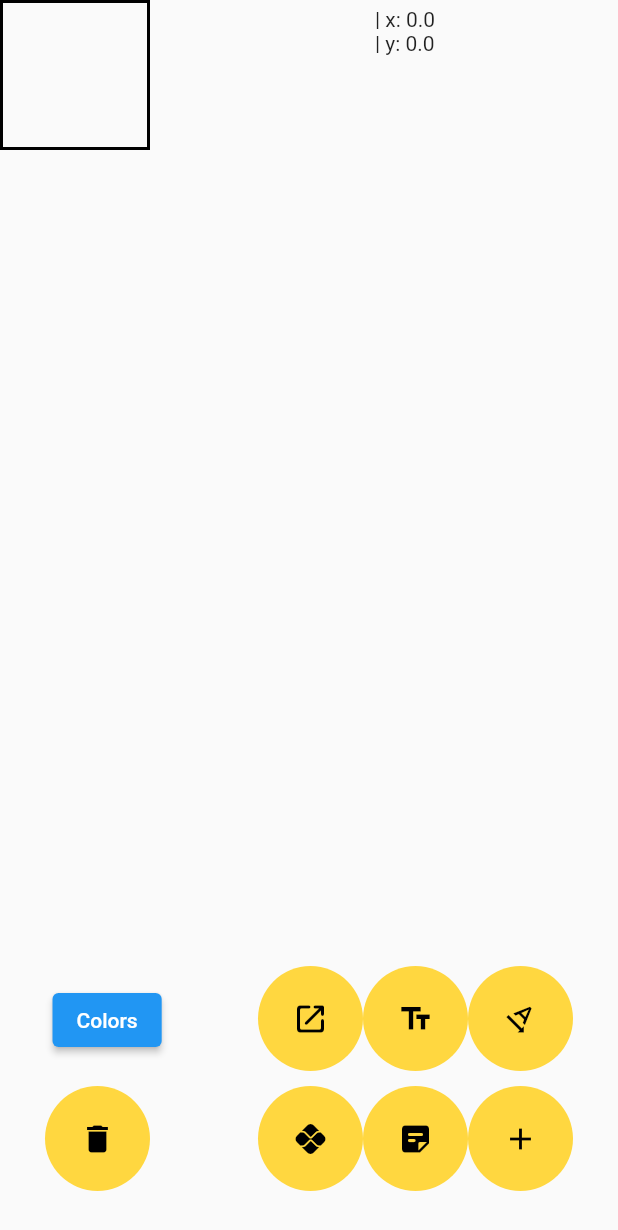
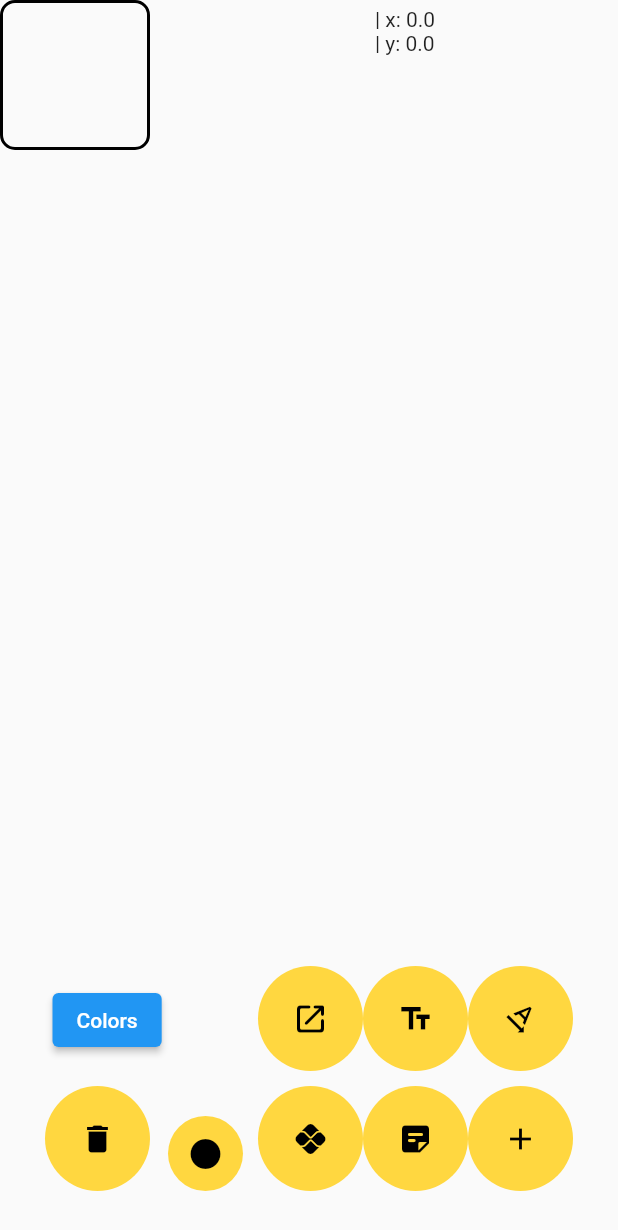
Before and after one commit to ibrahimsezer/Draggable_Interaction, a Flutter app: the screen it shows after launch, after a tap on the "text fields" icon, on a phone screen of 412 x 824 dp. Shown: the top 1230 px of the screen. Run offline on Flutter 3.47's test engine with Material 2 defaults, Android fonts, the light colour scheme and no system bars; our stand-ins replace flutter_colorpicker.

Commit message:
Update Widgets

```diff
--- a/lib/ui/mainBoard.dart
+++ b/lib/ui/mainBoard.dart
@@ -126,7 +126,10 @@ class _MainBoardState extends State<MainBoard> {
           const ExampleWidgetButton(),
 
           ///Opener Widget Button
-          const OpenerWidgetButton()
+          const OpenerWidgetButton(),
+
+          ///EllipseShape Button
+          const EllipseShapeWidgetButton(),
         ]),
       ),
     );
--- a/lib/ui/widgets/interfaceButtons.dart
+++ b/lib/ui/widgets/interfaceButtons.dart
@@ -75,7 +75,7 @@ class _CreateTextWidgetState extends State<CreateTextWidget> {
               ThisModel myModel = ThisModel(
                   id: idCounter,
                   widget: ModulerWidget(
-                      widgetVariable: const RectangleShapeWidget(),
+                      widgetVariable: const RoundedRectangleShapeWidget(),
                       myPosY: 0,
                       myPosX: 0,
                       initialWidth: 100,
@@ -278,3 +278,43 @@ class _OpenerWidgetButtonState extends State<OpenerWidgetButton> {
     );
   }
 }
+
+
+///Ellipse Widget Button
+class EllipseShapeWidgetButton extends StatefulWidget {
+  const EllipseShapeWidgetButton({super.key});
+
+  @override
+  State<EllipseShapeWidgetButton> createState() => _EllipseShapeWidgetButtonState();
+}
+
+class _EllipseShapeWidgetButtonState extends State<EllipseShapeWidgetButton> {
+  @override
+  Widget build(BuildContext context) {
+    return Positioned(
+      bottom: 30,
+      right: 250,
+      child: CircleAvatar(
+        backgroundColor: Colors.amberAccent,
+        radius: 25,
+        child: IconButton(
+            color: Colors.black,
+            onPressed: () {
+              setState(() {
+                ThisModel myModel = ThisModel(
+                    id: idCounter,
+                    widget: ModulerWidget(
+                        myPosX: 0,
+                        myPosY: 0,
+                        initialWidth: 230,
+                        initialHeight: 50,
+                        widgetVariable: const EllipseShapeWidget()),
+                    isActive: false);
+                context.read<WidgetFunctions>().addThisModel(myModel);
+              });
+            },
+            icon: const Icon(Icons.circle)),
+      ),
+    );
+  }
+}
--- a/lib/ui/widgets/moduler_widget.dart
+++ b/lib/ui/widgets/moduler_widget.dart
@@ -97,8 +97,33 @@ class _RoundedRectangleShapeWidgetState
   Widget build(BuildContext context) {
     return DecoratedBox(
       decoration: BoxDecoration(
-          shape: BoxShape.circle,
-          border: Border.all(width: 2, color: Colors.black)),
+          borderRadius: BorderRadius.circular(10),
+          shape: BoxShape.rectangle,
+          border: Border.all(
+            width: 2,
+            color: Colors.black,
+          )),
     );
   }
 }
+
+class EllipseShapeWidget extends StatefulWidget {
+  const EllipseShapeWidget({super.key});
+
+  @override
+  State<EllipseShapeWidget> createState() => _EllipseShapeWidgetState();
+}
+
+class _EllipseShapeWidgetState extends State<EllipseShapeWidget> {
+  @override
+  Widget build(BuildContext context) {
+    return DecoratedBox(
+      decoration: BoxDecoration(
+          shape: BoxShape.circle,
+          border: Border.all(
+            width: 2,
+            color: Colors.black,
+          )),
+    );
+  }
+}
```
